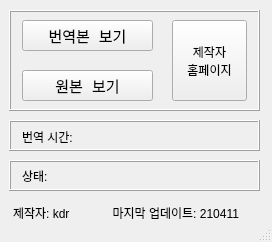
kdrkdrkdr/EhndWebTranslate, file UI_MAIN.ui: the form before one commit.
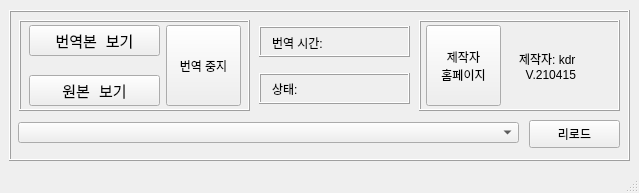
The form after the commit.

```diff
--- a/UI_MAIN.ui
+++ b/UI_MAIN.ui
@@ -9,8 +9,8 @@
    <rect>
     <x>0</x>
     <y>0</y>
-    <width>272</width>
-    <height>242</height>
+    <width>639</width>
+    <height>193</height>
    </rect>
   </property>
   <property name="minimumSize">
@@ -29,13 +29,13 @@
    <string>Ehnd 웹 번역</string>
   </property>
   <widget class="QWidget" name="centralwidget">
-   <widget class="QFrame" name="btnFrame">
+   <widget class="QFrame" name="wholeFrame">
     <property name="geometry">
      <rect>
       <x>9</x>
       <y>10</y>
-      <width>251</width>
-      <height>101</height>
+      <width>621</width>
+      <height>151</height>
      </rect>
     </property>
     <property name="frameShape">
@@ -44,69 +44,35 @@
     <property name="frameShadow">
      <enum>QFrame::Raised</enum>
     </property>
-    <widget class="QPushButton" name="go_dev_page">
+    <widget class="QPushButton" name="reloadBtn">
      <property name="geometry">
       <rect>
-       <x>163</x>
-       <y>10</y>
-       <width>75</width>
-       <height>81</height>
+       <x>520</x>
+       <y>110</y>
+       <width>91</width>
+       <height>28</height>
       </rect>
      </property>
      <property name="text">
-      <string>제작자
-홈페이지</string>
+      <string>리로드</string>
      </property>
     </widget>
-    <widget class="QPushButton" name="show_ori_btn">
+    <widget class="QComboBox" name="window_list">
      <property name="geometry">
       <rect>
-       <x>13</x>
-       <y>60</y>
-       <width>131</width>
-       <height>31</height>
+       <x>9</x>
+       <y>112</y>
+       <width>501</width>
+       <height>21</height>
       </rect>
      </property>
-     <property name="font">
-      <font>
-       <family>Consolas</family>
-       <pointsize>11</pointsize>
-       <weight>50</weight>
-       <bold>false</bold>
-      </font>
-     </property>
-     <property name="text">
-      <string>원본 보기</string>
-     </property>
-    </widget>
-    <widget class="QPushButton" name="show_trans_btn">
-     <property name="geometry">
-      <rect>
-       <x>13</x>
-       <y>10</y>
-       <width>131</width>
-       <height>31</height>
-      </rect>
-     </property>
-     <property name="font">
-      <font>
-       <family>Consolas</family>
-       <pointsize>11</pointsize>
-       <weight>50</weight>
-       <bold>false</bold>
-      </font>
-     </property>
-     <property name="text">
-      <string>번역본 보기</string>
-     </property>
-    </widget>
    </widget>
    <widget class="QFrame" name="timeFrame">
     <property name="geometry">
      <rect>
-      <x>9</x>
-      <y>120</y>
-      <width>251</width>
+       <x>250</x>
+       <y>16</y>
+       <width>151</width>
       <height>31</height>
      </rect>
     </property>
@@ -119,26 +85,26 @@
     <widget class="QLabel" name="sec">
      <property name="geometry">
       <rect>
-       <x>83</x>
-       <y>1</y>
-       <width>81</width>
-       <height>31</height>
-      </rect>
-     </property>
-     <property name="text">
-      <string/>
-     </property>
-    </widget>
-    <widget class="QLabel" name="trans_time">
-     <property name="geometry">
-      <rect>
-       <x>13</x>
+        <x>86</x>
        <y>1</y>
        <width>61</width>
        <height>31</height>
       </rect>
      </property>
      <property name="text">
+       <string/>
+      </property>
+     </widget>
+     <widget class="QLabel" name="trans_time">
+      <property name="geometry">
+       <rect>
+        <x>13</x>
+        <y>1</y>
+        <width>81</width>
+        <height>31</height>
+       </rect>
+      </property>
+      <property name="text">
       <string>번역 시간:</string>
      </property>
     </widget>
@@ -146,9 +112,9 @@
    <widget class="QFrame" name="frame">
     <property name="geometry">
      <rect>
-      <x>9</x>
-      <y>160</y>
-      <width>251</width>
+       <x>250</x>
+       <y>63</y>
+       <width>151</width>
       <height>31</height>
      </rect>
     </property>
@@ -163,8 +129,8 @@
       <rect>
        <x>50</x>
        <y>8</y>
-       <width>191</width>
-       <height>16</height>
+        <width>101</width>
+        <height>20</height>
       </rect>
      </property>
      <property name="text">
@@ -176,7 +142,7 @@
       <rect>
        <x>13</x>
        <y>8</y>
-       <width>31</width>
+        <width>51</width>
        <height>16</height>
       </rect>
      </property>
@@ -185,18 +151,124 @@
      </property>
     </widget>
    </widget>
+    <widget class="QFrame" name="btnFrame">
+     <property name="geometry">
+      <rect>
+       <x>10</x>
+       <y>10</y>
+       <width>231</width>
+       <height>91</height>
+      </rect>
+     </property>
+     <property name="frameShape">
+      <enum>QFrame::Box</enum>
+     </property>
+     <property name="frameShadow">
+      <enum>QFrame::Raised</enum>
+     </property>
+     <widget class="QPushButton" name="show_ori_btn">
+      <property name="geometry">
+       <rect>
+        <x>10</x>
+        <y>55</y>
+        <width>131</width>
+        <height>31</height>
+       </rect>
+      </property>
+      <property name="font">
+       <font>
+        <family>Consolas</family>
+        <pointsize>11</pointsize>
+        <weight>50</weight>
+        <bold>false</bold>
+       </font>
+      </property>
+      <property name="text">
+       <string>원본 보기</string>
+      </property>
+     </widget>
+     <widget class="QPushButton" name="show_trans_btn">
+      <property name="geometry">
+       <rect>
+        <x>10</x>
+        <y>5</y>
+        <width>131</width>
+        <height>31</height>
+       </rect>
+      </property>
+      <property name="font">
+       <font>
+        <family>Consolas</family>
+        <pointsize>11</pointsize>
+        <weight>50</weight>
+        <bold>false</bold>
+       </font>
+      </property>
+      <property name="text">
+       <string>번역본 보기</string>
+      </property>
+     </widget>
+     <widget class="QPushButton" name="stop_trans_btn">
+      <property name="geometry">
+       <rect>
+        <x>147</x>
+        <y>5</y>
+        <width>75</width>
+        <height>81</height>
+       </rect>
+      </property>
+      <property name="text">
+       <string>번역 중지</string>
+      </property>
+     </widget>
+    </widget>
+    <widget class="QFrame" name="authorFrame">
+     <property name="geometry">
+      <rect>
+       <x>410</x>
+       <y>10</y>
+       <width>201</width>
+       <height>91</height>
+      </rect>
+     </property>
+     <property name="frameShape">
+      <enum>QFrame::Box</enum>
+     </property>
+     <property name="frameShadow">
+      <enum>QFrame::Raised</enum>
+     </property>
    <widget class="QLabel" name="dev_info">
     <property name="geometry">
      <rect>
-      <x>13</x>
-      <y>202</y>
-      <width>251</width>
-      <height>21</height>
-     </rect>
-    </property>
+        <x>100</x>
+        <y>10</y>
+        <width>81</width>
+        <height>71</height>
+       </rect>
+      </property>
+      <property name="frameShape">
+       <enum>QFrame::NoFrame</enum>
+      </property>
     <property name="text">
-     <string>제작자: kdr             마지막 업데이트: 210411</string>
-    </property>
+       <string>제작자: kdr 
+  V.210415</string>
+      </property>
+     </widget>
+     <widget class="QPushButton" name="go_dev_page">
+      <property name="geometry">
+       <rect>
+        <x>7</x>
+        <y>5</y>
+        <width>75</width>
+        <height>81</height>
+       </rect>
+      </property>
+      <property name="text">
+       <string>제작자
+홈페이지</string>
+      </property>
+     </widget>
+    </widget>
    </widget>
   </widget>
   <widget class="QStatusBar" name="statusbar"/>
```
Lines whose indentation alone changed are shown as unchanged.
